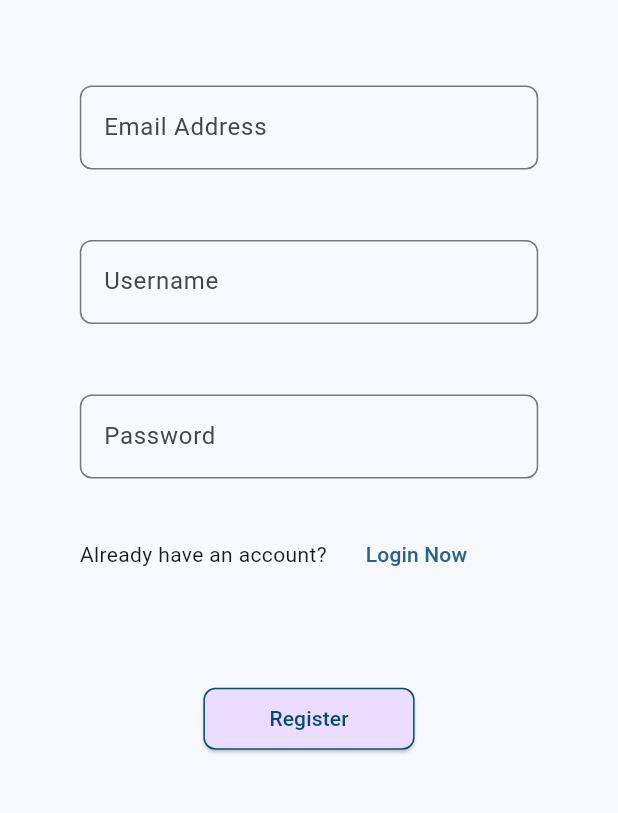
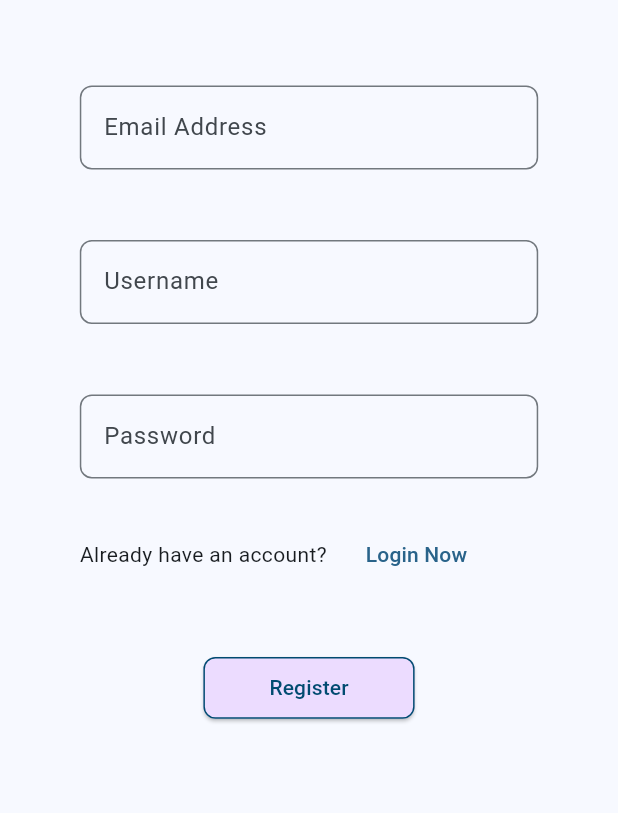
Before and after one commit to AlastiSolutions/invitor_app, a Flutter app: the RegisterScreen screen opened directly, on a phone screen of 412 x 824 dp, the part 347-1160 px from its top. Run offline on Flutter 3.47's test engine with Material 2 defaults, Android fonts, the phone set to English and light mode, and no system bars; our stand-ins replace another_flutter_splash_screen, flutter_riverpod, fluttertoast, go_router, google_fonts, supabase_flutter; accounts and stored records are empty.

Commit message:
Update register_screen.dart
update margin top for register button

```diff
--- a/lib/screens/register_screen.dart
+++ b/lib/screens/register_screen.dart
@@ -85,7 +85,7 @@ class RegisterScreenState extends State<RegisterScreen> {
                       ),
                     ],
                   ),
-                  SizedBox(height: MediaQuery.of(context).size.height * .075),
+                  SizedBox(height: MediaQuery.of(context).size.height * .05),
                   _RegisterButton(isLoading: _isLoading, register: _register),
                 ],
               ),
```
